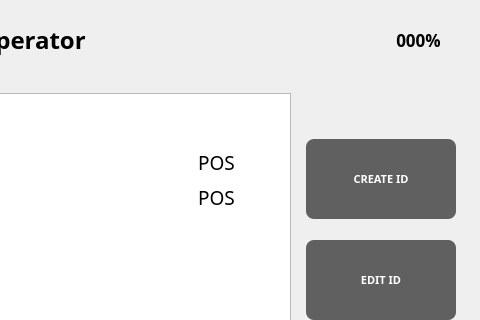
The window that ui/Settings/ManageOperatorViewWindow.ui (eguruno1/calth_reader) describes before a commit, drawn with Qt 5; both pictures show x 544 to 1024 and y 0 to 320 of the 1024 by 600 pixel window.
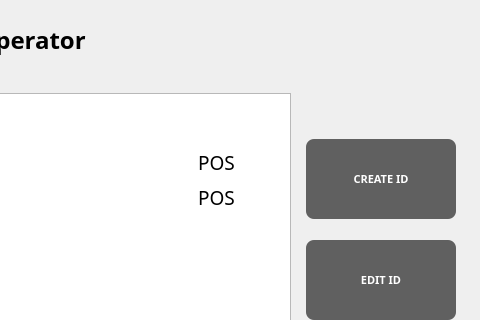
The same window after the commit. Icons and pictures are not drawn.

Diff of the .ui file:
```diff
--- a/ui/Settings/ManageOperatorViewWindow.ui
+++ b/ui/Settings/ManageOperatorViewWindow.ui
@@ -208,7 +208,7 @@
    <widget class="QLabel" name="label_BatteryGuage">
     <property name="geometry">
      <rect>
-      <x>921</x>
+      <x>1029</x>
       <y>20</y>
       <width>80</width>
       <height>40</height>
@@ -471,7 +471,7 @@
    <widget class="QLabel" name="label_BatteryGuageTxt">
     <property name="geometry">
      <rect>
-      <x>922</x>
+      <x>1030</x>
       <y>20</y>
       <width>81</width>
       <height>40</height>
```
